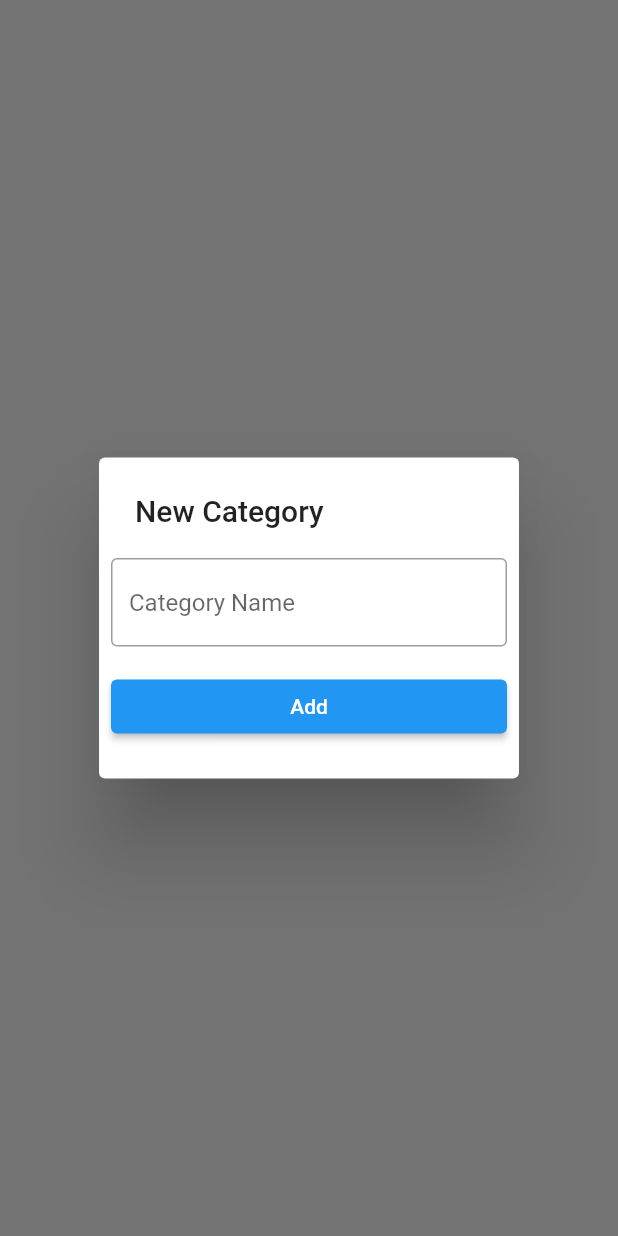
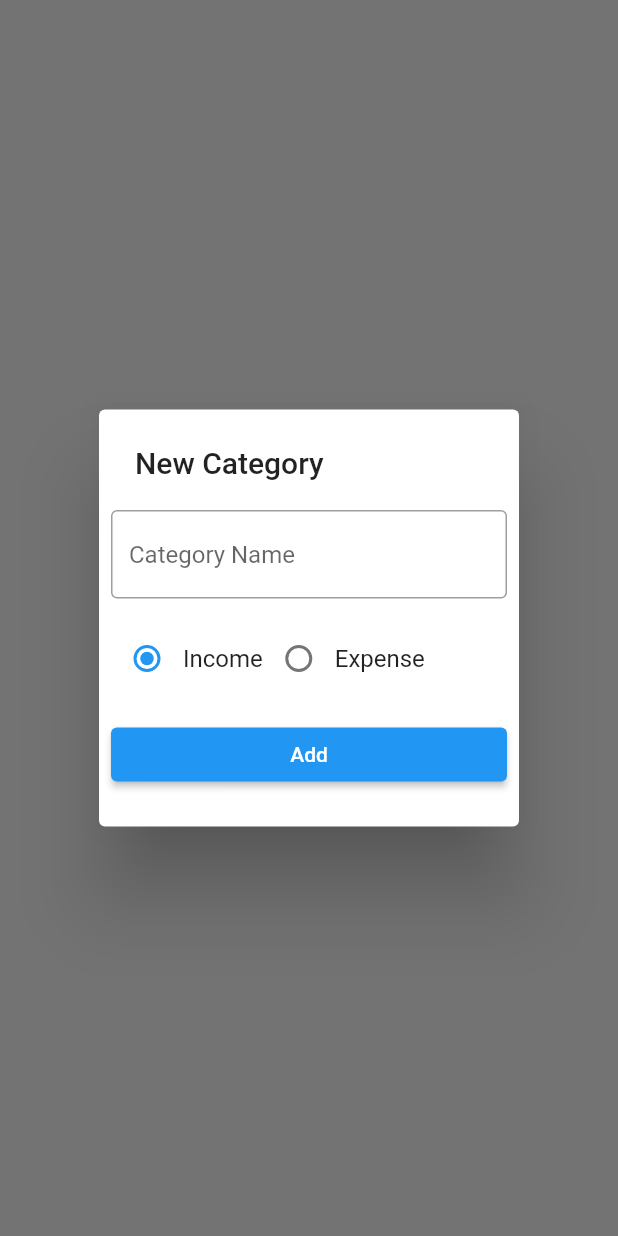
Before and after one commit to beejeys/money_manager, a Flutter app: what showCategoryAddPopup() shows on an empty page, opened directly, on a phone screen of 412 x 824 dp. Run offline on Flutter 3.47's test engine with Material 2 defaults, Android fonts, the phone set to English and light mode, and no system bars; our stand-ins replace hive, hive_flutter; accounts and stored records are empty.

Commit message:
popup updated

```diff
--- a/lib/screens/category/category_add_popup.dart
+++ b/lib/screens/category/category_add_popup.dart
@@ -1,4 +1,8 @@
 import 'package:flutter/material.dart';
+
+import '../../models/category/category_model.dart';
+
+ValueNotifier<CategoryType> selectedCategoryNotifier = ValueNotifier(CategoryType.income);
 
 Future<void> showCategoryAddPopup(BuildContext context) async {
   showDialog(
@@ -20,6 +24,15 @@ Future<void> showCategoryAddPopup(BuildContext context) async {
           ),
           Padding(
             padding: const EdgeInsets.all(8.0),
+            child: Row(
+              children: [
+                RadioButton(title:'Income',type:CategoryType.income),
+                RadioButton(title:'Expense',type:CategoryType.expense),
+              ]
+            ),
+          ),
+          Padding(
+            padding: const EdgeInsets.all(8.0),
             child: ElevatedButton(
               onPressed: () {},
               child: const Text('Add'),
@@ -32,3 +45,39 @@ Future<void> showCategoryAddPopup(BuildContext context) async {
 
   );
 }
+
+class RadioButton extends StatelessWidget {
+  final String title;
+  final CategoryType type;
+
+  const RadioButton({
+    super.key,
+    required this.title,
+    required this.type,
+  });
+
+  @override
+  Widget build(BuildContext context) {
+    return Row(
+      children: [
+        ValueListenableBuilder(
+          valueListenable: selectedCategoryNotifier,
+          builder:(BuildContext context, CategoryType newCategory, Widget? _) {
+            return Radio<CategoryType>(
+              value: type,
+              groupValue: selectedCategoryNotifier.value,
+              onChanged: (value) {
+                if(value == null) {
+                  return;
+                }
+                selectedCategoryNotifier.value = value;
+                selectedCategoryNotifier.notifyListeners();
+              }
+            );
+          }
+        ),
+        Text(title),
+      ]
+    );
+  }
+}
--- a/lib/screens/home/screen_home.dart
+++ b/lib/screens/home/screen_home.dart
@@ -1,6 +1,7 @@
 import 'package:flutter/material.dart';
 import 'package:money_manager/screens/category/category_add_popup.dart';
 import 'package:money_manager/screens/transactions/screen_transactions.dart';
+import '../../models/category/category_model.dart';
 import '../category/screen_category.dart';
 import 'widgets/bottom_navigation.dart';
 
```
